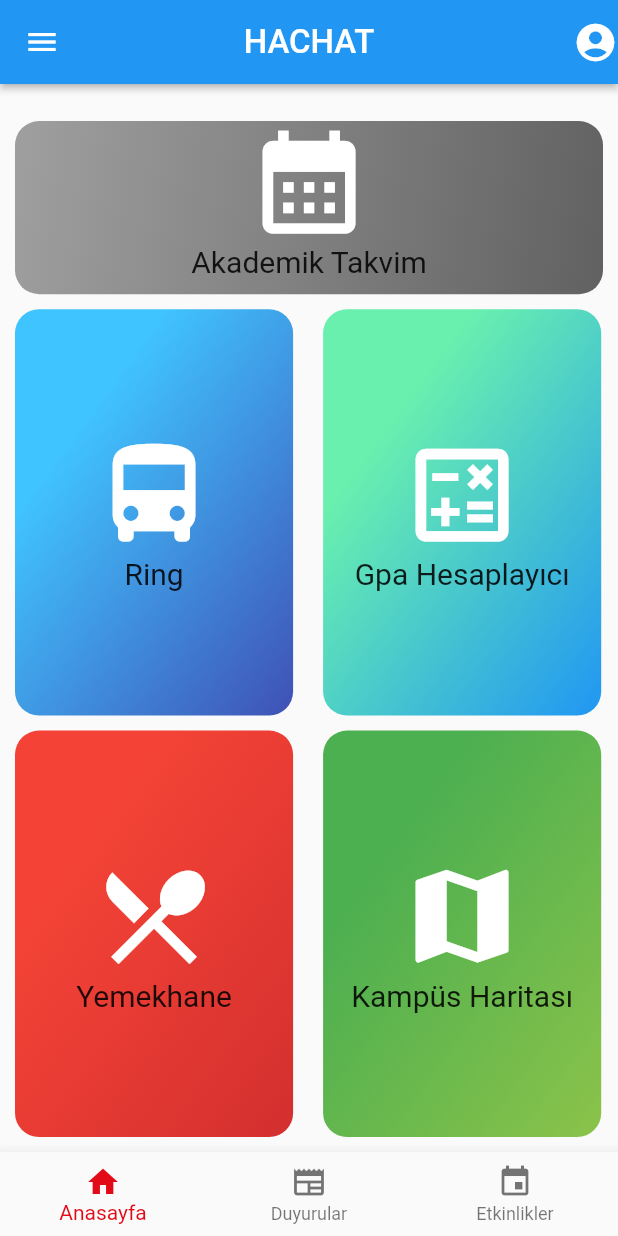
After one commit to MrBuluc/hachat, a Flutter app: the screen it shows after launch, after a tap on the "forward" icon, on a phone screen of 412 x 824 dp. The commit adds this screen. Run offline on Flutter 3.47's test engine with Material 2 defaults, Android fonts, the phone set to English and light mode, and no system bars.

Commit message:
home_page completed

```diff
--- /dev/null
+++ b/lib/ui/home_page/home_page.dart
@@ -0,0 +1,122 @@
+import 'package:flutter/cupertino.dart';
+import 'package:flutter/material.dart';
+
+class HomePage extends StatefulWidget {
+  const HomePage({Key? key}) : super(key: key);
+
+  @override
+  State<HomePage> createState() => _HomePageState();
+}
+
+class _HomePageState extends State<HomePage> {
+  late Size size;
+  int selectedIndex = 0;
+
+  @override
+  Widget build(BuildContext context) {
+    size = MediaQuery.of(context).size;
+
+    return Scaffold(
+      appBar: AppBar(
+        title: Text(
+          "HACHAT",
+          style: TextStyle(color: Colors.white, fontSize: 22),
+        ),
+        centerTitle: true,
+        elevation: 2,
+        actions: [
+          Icon(
+            Icons.account_circle,
+            size: 30,
+          )
+        ],
+      ),
+      drawer: Drawer(),
+      body: Center(
+        child: Column(
+          children: [
+            SizedBox(
+              height: size.height * .03,
+            ),
+            buildNavigators(0, [Colors.grey, Colors.grey.shade700],
+                Icons.calendar_month, "Akademik Takvim", null),
+            Expanded(
+              flex: 1,
+              child: Row(
+                children: [
+                  buildNavigators(1, [Colors.lightBlueAccent, Colors.indigo],
+                      Icons.directions_bus, "Ring", null),
+                  buildNavigators(2, [Colors.greenAccent, Colors.blue],
+                      Icons.calculate_outlined, "Gpa Hesaplayıcı", null),
+                ],
+              ),
+            ),
+            Expanded(
+                flex: 1,
+                child: Row(
+                  children: [
+                    buildNavigators(3, [Colors.red, Colors.red.shade700],
+                        Icons.restaurant_menu, "Yemekhane", null),
+                    buildNavigators(4, [Colors.green, Colors.lightGreen],
+                        Icons.map, "Kampüs Haritası", null)
+                  ],
+                )),
+          ],
+        ),
+      ),
+      bottomNavigationBar: BottomNavigationBar(
+        items: [
+          BottomNavigationBarItem(icon: Icon(Icons.home), label: "Anasayfa"),
+          BottomNavigationBarItem(
+              icon: Icon(Icons.newspaper), label: "Duyurular"),
+          BottomNavigationBarItem(icon: Icon(Icons.event), label: "Etkinlikler")
+        ],
+        currentIndex: selectedIndex,
+        selectedItemColor: Theme.of(context).primaryColor,
+        onTap: (int index) {
+          setState(() {
+            selectedIndex = index;
+          });
+        },
+      ),
+    );
+  }
+
+  Widget buildNavigators(int index, List<Color> gradientColors, IconData icon,
+          String text, Widget? page) =>
+      GestureDetector(
+        child: Expanded(
+            flex: 1,
+            child: Container(
+              width: index > 0 ? size.width * .45 : null,
+              margin: const EdgeInsets.only(right: 10, left: 10, bottom: 10),
+              decoration: BoxDecoration(
+                  borderRadius: BorderRadius.circular(16),
+                  gradient: LinearGradient(
+                      begin: Alignment.centerLeft,
+                      end: Alignment.bottomRight,
+                      colors: gradientColors)),
+              child: Column(
+                mainAxisAlignment: MainAxisAlignment.center,
+                children: [
+                  Icon(
+                    icon,
+                    size: size.height * .1,
+                    color: Colors.white,
+                  ),
+                  Center(
+                    child: Text(
+                      text,
+                      textAlign: TextAlign.center,
+                      style: const TextStyle(fontSize: 20),
+                    ),
+                  ),
+                  if (index == 0)
+                    SizedBox(
+                      height: 10,
+                    )
+                ],
+              ),
+            )),
+      );
+}
--- a/lib/ui/login/login_page.dart
+++ b/lib/ui/login/login_page.dart
@@ -1,5 +1,6 @@
 import 'package:flutter/material.dart';
 import 'package:hachat/ui/const.dart';
+import 'package:hachat/ui/home_page/home_page.dart';
 
 import 'register_page.dart';
 
@@ -134,13 +135,20 @@ class _LoginPageState extends State<LoginPage> {
                               fontWeight: FontWeight.bold,
                               color: Theme.of(context).hintColor),
                         ),
-                        Container(
-                          height: size.height * .07,
-                          width: size.width * .2,
-                          decoration: BoxDecoration(
-                              gradient: entryButton,
-                              borderRadius: BorderRadius.circular(5)),
-                          child: const Icon(Icons.forward, color: Colors.white),
+                        GestureDetector(
+                          child: Container(
+                            height: size.height * .07,
+                            width: size.width * .2,
+                            decoration: BoxDecoration(
+                                gradient: entryButton,
+                                borderRadius: BorderRadius.circular(5)),
+                            child:
+                                const Icon(Icons.forward, color: Colors.white),
+                          ),
+                          onTap: () => Navigator.push(
+                              context,
+                              MaterialPageRoute(
+                                  builder: (context) => const HomePage())),
                         ),
                       ])
                 ],
```
